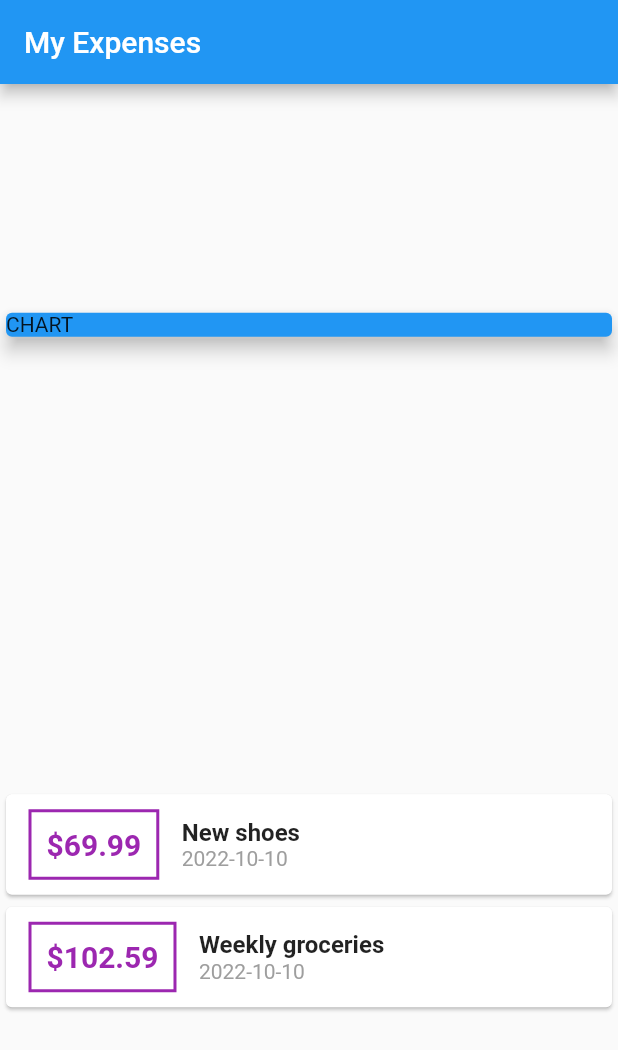
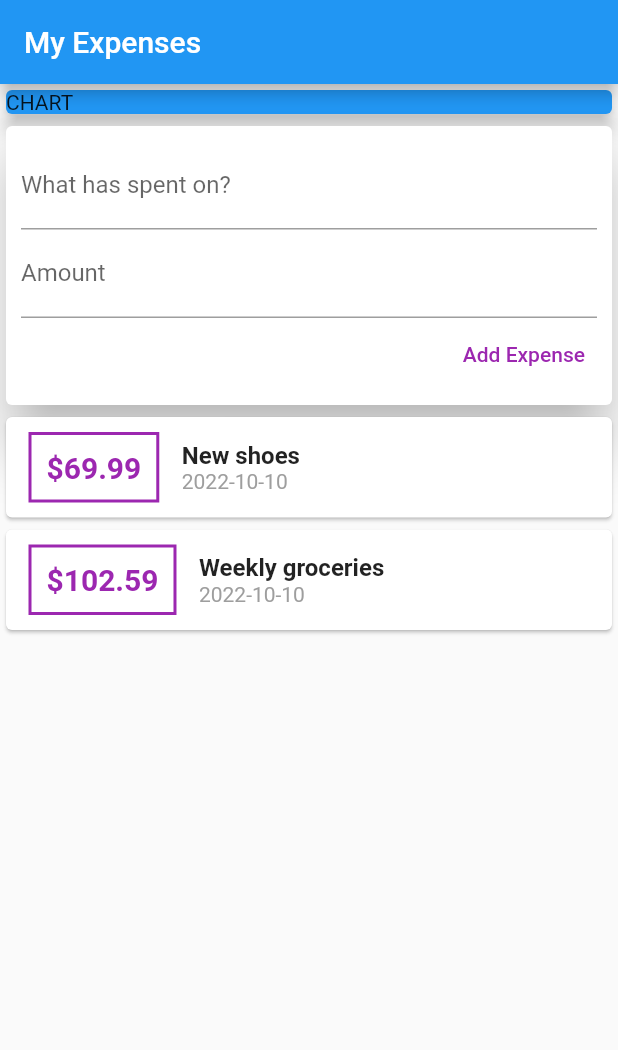
Before and after one commit to ash54xiang/personal_expenses_app, a Flutter app: the screen it shows after launch, on a phone screen of 412 x 824 dp. Shown: the top 1050 px of the screen. Run offline on Flutter 3.47's test engine with Material 2 defaults, Android fonts, the phone set to English and light mode, and no system bars.

Commit message:
Add text fields for amount and expense

```diff
--- a/lib/main.dart
+++ b/lib/main.dart
@@ -30,6 +30,10 @@ class MyHomePage extends StatelessWidget {
       date: DateTime.now(),
     ),
   ];
+  // String expenseInput;
+  // String amountInput;
+  final titleController = TextEditingController();
+  final amountController = TextEditingController();
 
   @override
   Widget build(BuildContext context) {
@@ -38,7 +42,7 @@ class MyHomePage extends StatelessWidget {
         title: Text('My Expenses'),
       ),
       body: Column(
-        mainAxisAlignment: MainAxisAlignment.spaceAround,
+        // mainAxisAlignment: MainAxisAlignment.spaceAround,
         crossAxisAlignment: CrossAxisAlignment.stretch,
         children: <Widget>[
           Container(
@@ -47,6 +51,42 @@ class MyHomePage extends StatelessWidget {
               color: Colors.blue,
               child: Text('CHART'),
               elevation: 5,
+            ),
+          ),
+          Card(
+            elevation: 15,
+            child: Container(
+              padding: EdgeInsets.all(10),
+              child: Column(
+                crossAxisAlignment: CrossAxisAlignment.end,
+                children: <Widget>[
+                  TextField(
+                    decoration:
+                        InputDecoration(labelText: 'What has spent on?'),
+                    // onChanged: (val) => expenseInput = val,
+                    controller: titleController,
+                  ),
+                  TextField(
+                    decoration: InputDecoration(labelText: 'Amount'),
+                    // onChanged: (val) => amountInput = val,
+                    controller: amountController,
+                  ),
+                  TextButton(
+                    onPressed: () {
+                      // print('Expense Input: ${expenseInput}');
+                      // print('Amount Input: ${amountInput}');
+                      print(titleController.text);
+                      print(amountController.text);
+                    },
+                    child: Text(
+                      'Add Expense',
+                    ),
+                    style: TextButton.styleFrom(
+                      foregroundColor: Colors.purple,
+                    ),
+                  ),
+                ],
+              ),
             ),
           ),
           Column(
```
